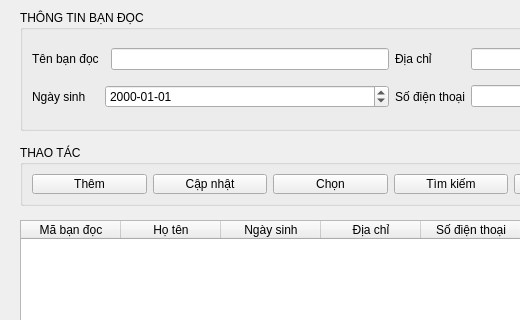
First picture: the form in ui files/ql_bandoc.ui, repository CodeNoob223/PyQT6_Quan_ly_thu_vien, before the edit; both pictures show x 0 to 520 and y 0 to 320 of the 789 by 546 pixel window.
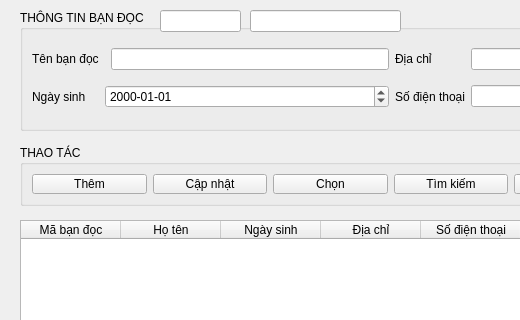
Second picture: the form after the edit. Icons and pictures are not drawn.

```diff
--- a/ui files/ql_bandoc.ui
+++ b/ui files/ql_bandoc.ui
@@ -213,6 +213,44 @@
      </property>
     </column>
    </widget>
+   <widget class="QLineEdit" name="soLuongRow">
+    <property name="geometry">
+     <rect>
+      <x>250</x>
+      <y>10</y>
+      <width>151</width>
+      <height>22</height>
+     </rect>
+    </property>
+    <property name="styleSheet">
+     <string notr="true"/>
+    </property>
+    <property name="text">
+     <string/>
+    </property>
+    <property name="readOnly">
+     <bool>true</bool>
+    </property>
+   </widget>
+   <widget class="QLineEdit" name="maRow">
+    <property name="geometry">
+     <rect>
+      <x>160</x>
+      <y>10</y>
+      <width>81</width>
+      <height>22</height>
+     </rect>
+    </property>
+    <property name="styleSheet">
+     <string notr="true"/>
+    </property>
+    <property name="text">
+     <string/>
+    </property>
+    <property name="readOnly">
+     <bool>true</bool>
+    </property>
+   </widget>
   </widget>
   <widget class="QMenuBar" name="menubar">
    <property name="geometry">
```
Left out of the diff: 4 changed lines with no effect on the pictures.
